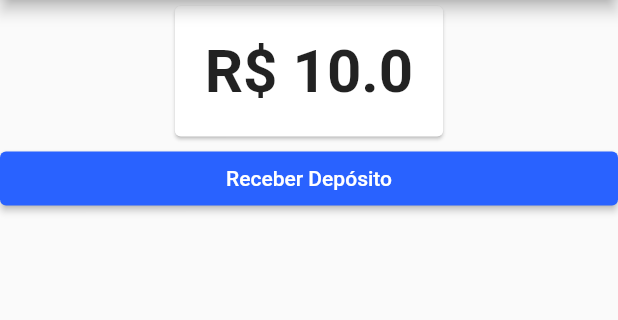
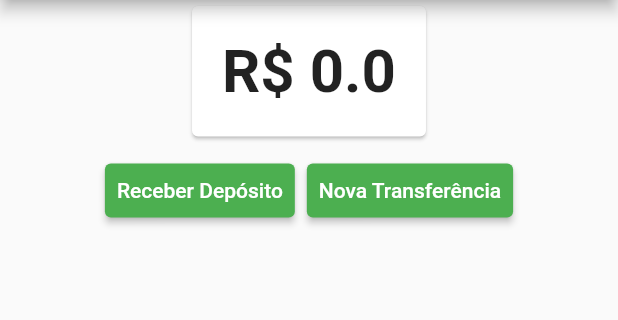
Before and after one commit to liebersonsantos/bytebank_flutter, a Flutter app: the screen it shows after launch, on a phone screen of 412 x 824 dp, the part 84-404 px from its top. Run offline on Flutter 3.47's test engine with Material 2 defaults, Android fonts, the phone set to English and light mode, and no system bars.

```diff
--- a/lib/screens/dashboard/dashboard.dart
+++ b/lib/screens/dashboard/dashboard.dart
@@ -1,6 +1,7 @@
 import 'package:bytebank/model/balance.dart';
 import 'package:bytebank/screens/dashboard/card_balance.dart';
 import 'package:bytebank/screens/deposit/deposit_form.dart';
+import 'package:bytebank/screens/transfer/transfer_form.dart';
 import 'package:flutter/cupertino.dart';
 import 'package:flutter/material.dart';
 import 'package:provider/provider.dart';
@@ -16,14 +17,32 @@ class Dashboard extends StatelessWidget {
               alignment: Alignment.topCenter,
               child: (CardBalance()),
             ),
+            ButtonBar(
+              alignment: MainAxisAlignment.center,
+              children: [
                 RaisedButton(
                   child: Text('Receber Depósito'),
+                  color: Colors.green,
                   onPressed: () {
                     // balance.subtractValue(10);
-                  Navigator.push(context, MaterialPageRoute(builder: (context) {
+                    Navigator.push(context,
+                        MaterialPageRoute(builder: (context) {
                       return DepositForm();
                     }));
                   },
+                ),
+                RaisedButton(
+                    color: Colors.green,
+                    child: Text('Nova Transferência'),
+                    onPressed: () {
+                      Navigator.push(
+                        context,
+                        MaterialPageRoute(builder: (context) {
+                          return TransferForm();
+                        }),
+                      );
+                    })
+              ],
             )
           ],
         ));
--- a/lib/screens/main.dart
+++ b/lib/screens/main.dart
@@ -5,8 +5,10 @@ import 'package:flutter/material.dart';
 import 'package:provider/provider.dart';
 
 void main() {
-  runApp(ChangeNotifierProvider(
-    builder: (context) => Balance(10),
+  runApp(MultiProvider(
+    providers: [
+      ChangeNotifierProvider(builder: (context) => Balance(0))
+    ],
     child: ByteBankApp(),
   ));
   // runApp(ByteBankApp());
```
Also changed, not shown: lib/model/tranfers.dart (added, +13 -0 lines). Lines whose indentation alone changed are shown as unchanged.
